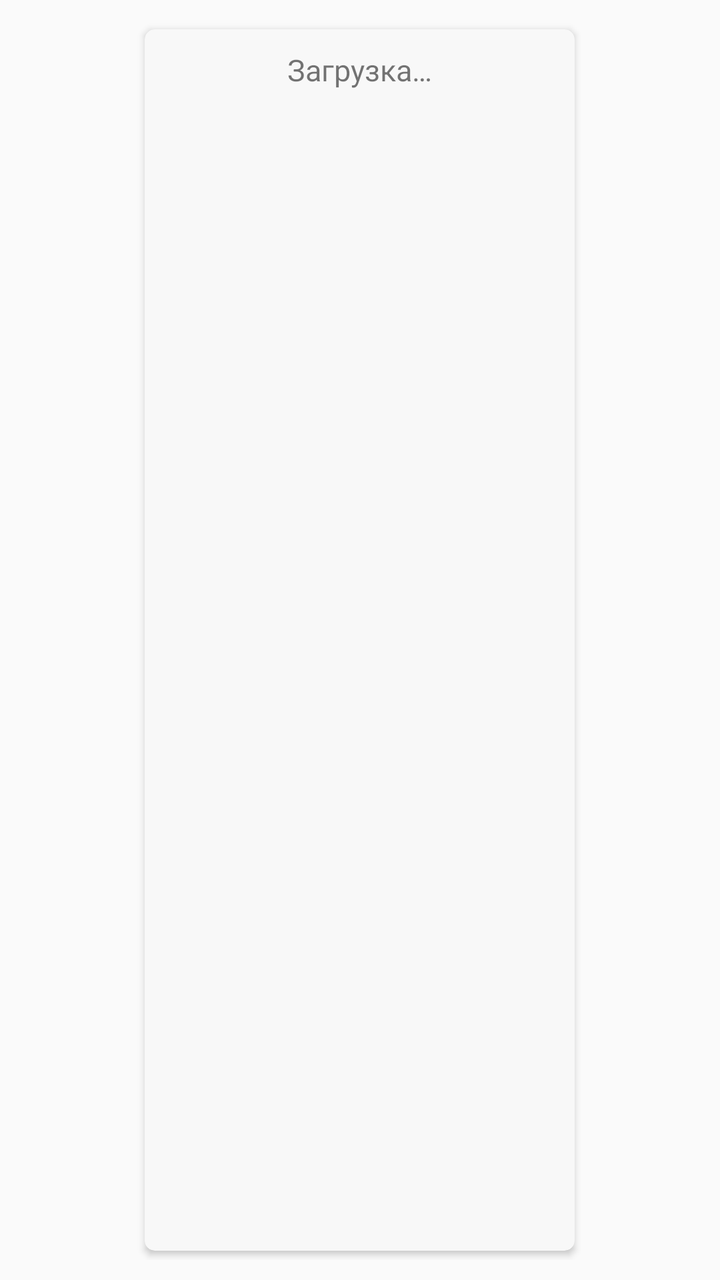
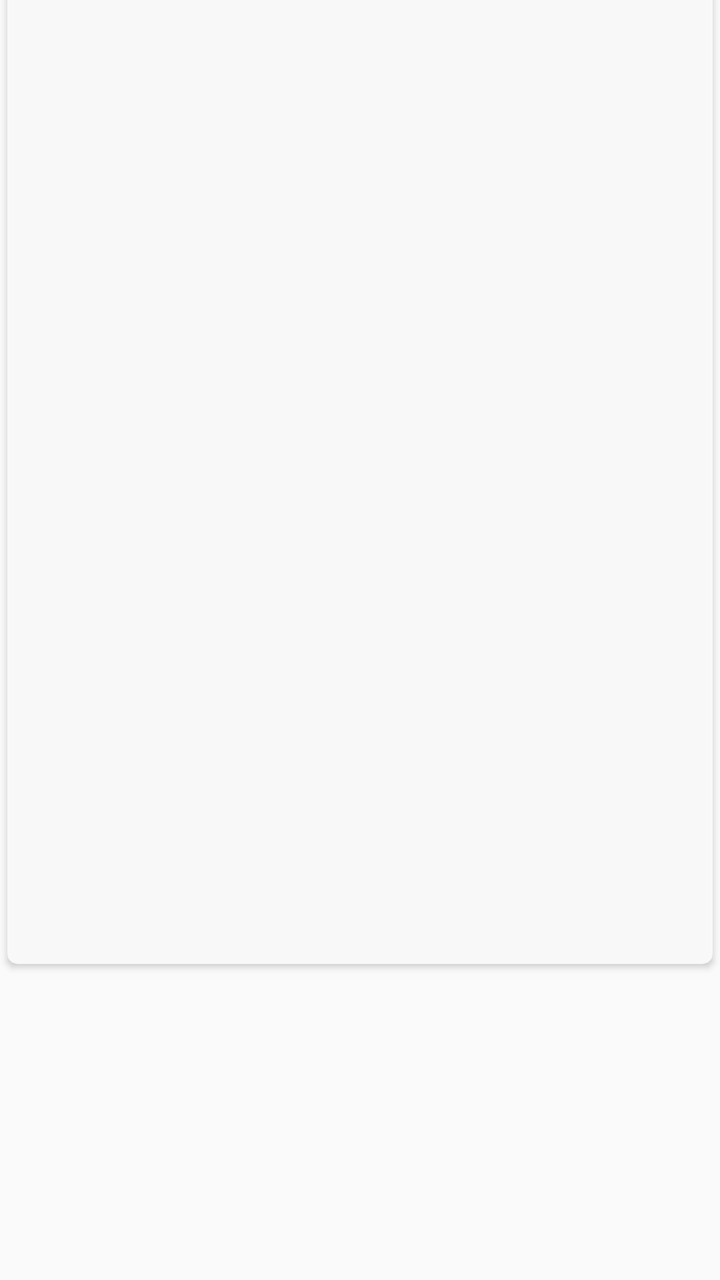

Two renders of the same Android screen: before a commit and after it. Below are the layout's source before the change and the commit's diff.
<!-- AndroidManifest.xml: application theme AppTheme -->
<!-- res/layout/custom_list_item.xml -->
<?xml version="1.0" encoding="utf-8"?>
<LinearLayout

    xmlns:android="http://schemas.android.com/apk/res/android"
    xmlns:tools="http://schemas.android.com/tools"
    android:orientation="vertical"
    android:gravity="center"
    android:layout_gravity="center|top"
    android:padding="10dp"
    android:layout_width="match_parent"
    android:layout_height="wrap_content"
    tools:ignore="UseCompoundDrawables">

    <androidx.cardview.widget.CardView
        app:cardBackgroundColor="#F8F8F8"
        android:layout_width="wrap_content"
        android:layout_height="match_parent"
        xmlns:app="http://schemas.android.com/apk/res-auto"
        app:cardCornerRadius="5dp"
        app:cardPreventCornerOverlap="true"
        app:cardUseCompatPadding="true">

        <TextView
            android:id="@+id/view_title"
            android:layout_gravity="center|bottom"
            android:textAlignment="center"
            android:singleLine="true"
            android:ellipsize="end"
            android:maxLines="1"
            android:padding="10dp"
            android:textSize="15sp"
            android:text="@string/example_title"
            android:layout_width="215dp"
            android:layout_height="match_parent"/>

    </androidx.cardview.widget.CardView>

    <androidx.cardview.widget.CardView
        app:cardBackgroundColor="#F8F8F8"
        android:layout_width="wrap_content"
        android:layout_height="match_parent"
        xmlns:app="http://schemas.android.com/apk/res-auto"
        app:cardCornerRadius="5dp"
        app:cardPreventCornerOverlap="true"
        app:cardUseCompatPadding="true">

        <ImageView
            android:id="@+id/view_image"
            android:layout_gravity="center|bottom"
            android:layout_margin="10dp"
            android:layout_width="197dp"
            android:layout_height="298dp"
            android:contentDescription="@string/todo" />

    </androidx.cardview.widget.CardView>

    <androidx.cardview.widget.CardView
        app:cardBackgroundColor="@color/white"
        android:layout_width="wrap_content"
        android:layout_height="wrap_content"
        xmlns:app="http://schemas.android.com/apk/res-auto"
        app:cardCornerRadius="5dp"
        app:cardPreventCornerOverlap="true"
        app:cardUseCompatPadding="true">

        <RatingBar
            android:id="@+id/ratingBar"
            android:layout_width="match_parent"
            android:layout_height="wrap_content"
            style="?android:attr/ratingBarStyleIndicator"
            android:numStars="5"
            android:rating="0"
            android:stepSize="1" />

    </androidx.cardview.widget.CardView>

</LinearLayout>
<!-- resources referenced by this layout -->
<resources>
  <color name="white">#FFFFFFFF</color>
  <string name="example_title">Загрузка…</string>
  <string name="todo">TODO</string>
  <style name="AppTheme" parent="Theme.AppCompat.Light.DarkActionBar">
          <item name="colorPrimary">#162687</item>
          <item name="colorPrimaryDark">#734E16</item>
      </style>
</resources>

<!-- the commit's change to res/layout/custom_list_item.xml (unified diff, before → after) -->
@@ -5,15 +5,13 @@
     xmlns:tools="http://schemas.android.com/tools"
     android:orientation="vertical"
     android:gravity="center"
-    android:layout_gravity="center|top"
-    android:padding="10dp"
-    android:layout_width="match_parent"
+    android:layout_width="wrap_content"
     android:layout_height="wrap_content"
     tools:ignore="UseCompoundDrawables">
 
     <androidx.cardview.widget.CardView
         app:cardBackgroundColor="#F8F8F8"
-        android:layout_width="wrap_content"
+        android:layout_width="match_parent"
         android:layout_height="match_parent"
         xmlns:app="http://schemas.android.com/apk/res-auto"
         app:cardCornerRadius="5dp"
@@ -22,37 +20,25 @@
 
         <TextView
             android:id="@+id/view_title"
-            android:layout_gravity="center|bottom"
             android:textAlignment="center"
+            android:layout_margin="1dp"
             android:singleLine="true"
             android:ellipsize="end"
             android:maxLines="1"
-            android:padding="10dp"
             android:textSize="15sp"
             android:text="@string/example_title"
-            android:layout_width="215dp"
-            android:layout_height="match_parent"/>
+            android:layout_width="match_parent"
+            android:layout_height="wrap_content"/>
 
     </androidx.cardview.widget.CardView>
 
-    <androidx.cardview.widget.CardView
-        app:cardBackgroundColor="#F8F8F8"
-        android:layout_width="wrap_content"
-        android:layout_height="match_parent"
-        xmlns:app="http://schemas.android.com/apk/res-auto"
-        app:cardCornerRadius="5dp"
-        app:cardPreventCornerOverlap="true"
-        app:cardUseCompatPadding="true">
-
         <ImageView
             android:id="@+id/view_image"
-            android:layout_gravity="center|bottom"
-            android:layout_margin="10dp"
-            android:layout_width="197dp"
-            android:layout_height="298dp"
+            android:layout_margin="5dp"
+            android:layout_width="198dp"
+            android:layout_height="297dp"
             android:contentDescription="@string/todo" />
 
-    </androidx.cardview.widget.CardView>
 
     <androidx.cardview.widget.CardView
         app:cardBackgroundColor="@color/white"
@@ -65,6 +51,7 @@
 
         <RatingBar
             android:id="@+id/ratingBar"
+            android:gravity="center"
             android:layout_width="match_parent"
             android:layout_height="wrap_content"
             style="?android:attr/ratingBarStyleIndicator"
